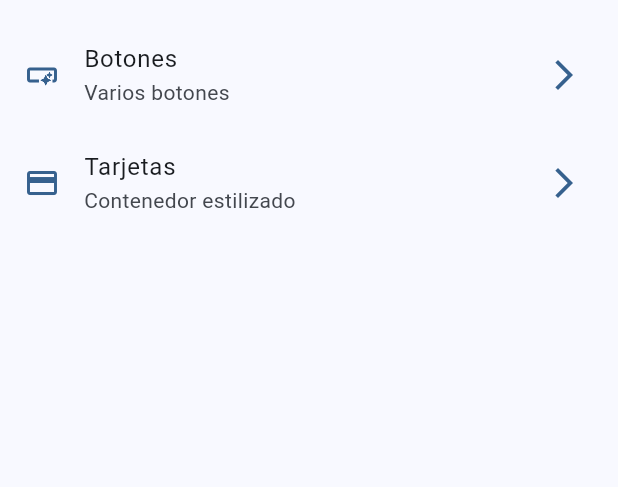
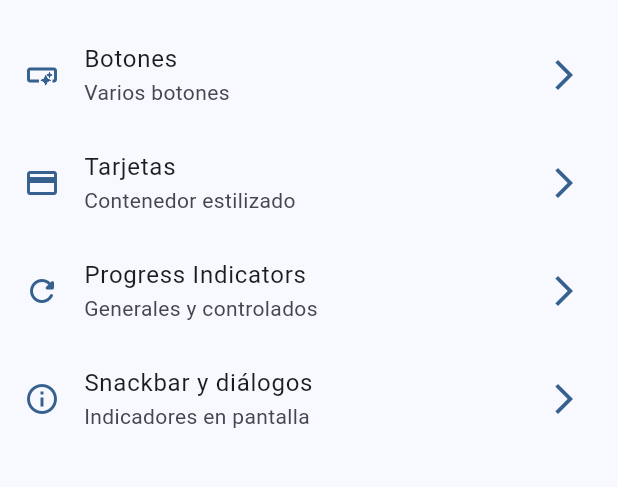
Before and after one commit to MiguelHG2351/widget-app, a Flutter app: the screen it shows after launch, on a phone screen of 412 x 824 dp, the part 63-550 px from its top. Run offline on Flutter 3.47's test engine with Material 3 defaults, Android fonts, the phone set to English and light mode, and no system bars; our stand-ins replace go_router.

Commit message:
added snackbar to router and first dialog has been created

```diff
--- a/lib/config/router/app_router.dart
+++ b/lib/config/router/app_router.dart
@@ -21,5 +21,15 @@ final appRouter = GoRouter(
       name: CardsScreen.name,
       builder: (context, state) => const CardsScreen()
     ),
+    GoRoute(
+      path: '/progress',
+      name: ProgressScreen.name,
+      builder: (context, state) => const ProgressScreen()
+    ),
+    GoRoute(
+      path: '/snackbars',
+      name: SnackbarScreen.name,
+      builder: (context, state) => const SnackbarScreen()
+    ),
   ]
 );
--- a/lib/config/theme/menu/menu_item.dart
+++ b/lib/config/theme/menu/menu_item.dart
@@ -27,4 +27,16 @@ const appMenuItems = <MenuItem>[
     link: '/cards',
     icon: Icons.credit_card
   ),
+  MenuItem(
+    title: 'Progress Indicators',
+    subTitle: 'Generales y controlados',
+    link: '/progress',
+    icon: Icons.refresh_rounded
+  ),
+  MenuItem(
+    title: 'Snackbar y diálogos',
+    subTitle: 'Indicadores en pantalla',
+    link: '/snackbars',
+    icon: Icons.info_outline
+  ),
 ];
--- a/lib/main.dart
+++ b/lib/main.dart
@@ -12,6 +12,7 @@ class MainApp extends StatelessWidget {
   @override
   Widget build(BuildContext context) {
     return MaterialApp.router(
+      title: 'Flutter Widgets',
       debugShowCheckedModeBanner: false,
       theme: AppTheme(selectedColor: 0).getTheme(),
       routerConfig: appRouter,
```
Also changed, not shown: lib/presentation/screens/progress/progress_screen.dart (+61 -1 lines), lib/presentation/screens/snackbar/snackbar_screen.dart (+43 -1 lines).
